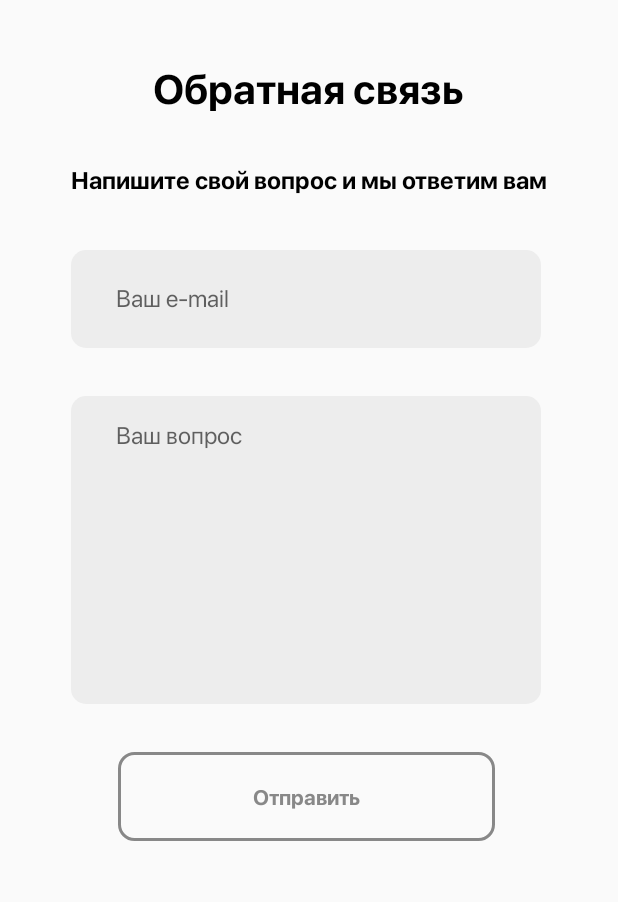
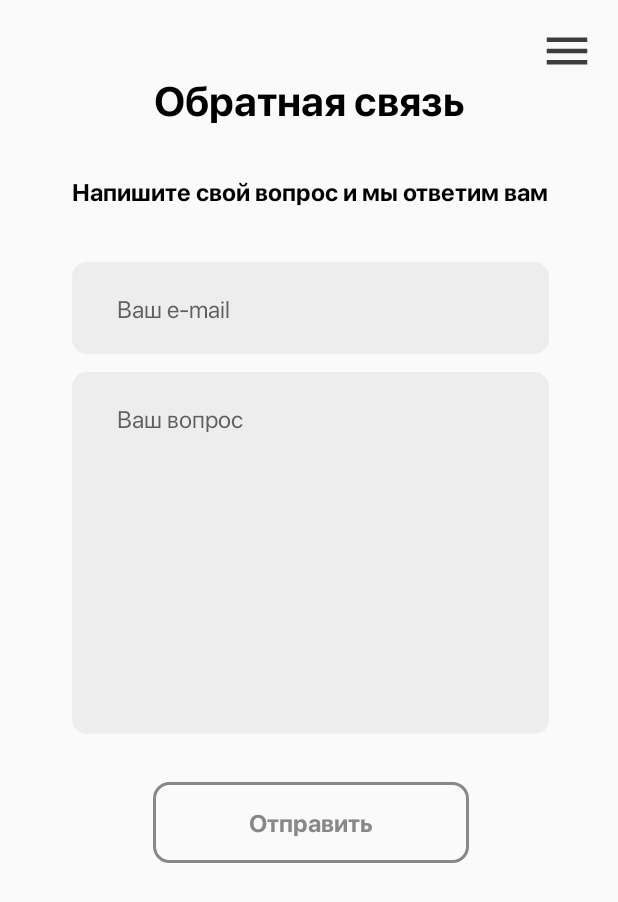
Before and after one commit to Sane4ekaye/Zodiac, an Android app: the FeedBack screen opened directly, with no data from a screen before it, on a phone screen of 412 x 824 dp. Shown: the top 902 px of the screen. Run offline under Robolectric (Android 15) with nearby library versions, the phone set to English and light mode, and no system bars; network calls fail.

Commit message:
епта почти готово

```diff
--- a/app/src/main/java/com/example/horoscopes/FeedBack.kt
+++ b/app/src/main/java/com/example/horoscopes/FeedBack.kt
@@ -4,6 +4,7 @@ import androidx.appcompat.app.AppCompatActivity
 import android.os.Bundle
 import android.text.Editable
 import android.text.TextWatcher
+import android.view.View
 import android.widget.EditText
 import android.widget.Toast
 import androidx.core.widget.addTextChangedListener
@@ -48,4 +49,6 @@ class FeedBack : AppCompatActivity() {
             }
         })
     }
+
+    fun openMenu(view: View) {}
 }
--- a/app/src/main/res/layout/activity_feed_back.xml
+++ b/app/src/main/res/layout/activity_feed_back.xml
@@ -6,17 +6,28 @@
     android:layout_height="match_parent"
     tools:context=".FeedBack">
 
+    <ImageView
+        android:id="@+id/btnMenu2"
+        android:layout_width="36dp"
+        android:layout_height="36dp"
+        android:layout_gravity="right"
+        android:layout_marginTop="16dp"
+        android:layout_marginEnd="16dp"
+        android:onClick="openMenu"
+        app:layout_constraintEnd_toEndOf="parent"
+        app:layout_constraintTop_toTopOf="parent"
+        app:srcCompat="@drawable/ic_menu_black" />
+
     <TextView
         android:id="@+id/FBTextHeader"
         android:layout_width="wrap_content"
         android:layout_height="wrap_content"
-        android:layout_marginTop="40dp"
+        android:layout_marginTop="48dp"
         android:fontFamily="@font/sfprodisplay_bold"
         android:text="Обратная связь"
         android:textColor="#000000"
         android:textSize="27sp"
         app:layout_constraintEnd_toEndOf="parent"
-        app:layout_constraintHorizontal_bias="0.498"
         app:layout_constraintStart_toStartOf="parent"
         app:layout_constraintTop_toTopOf="parent" />
 
@@ -36,14 +47,16 @@
 
     <EditText
         android:id="@+id/editTextEmail"
-        android:layout_width="313dp"
-        android:layout_height="65dp"
+        android:layout_width="0dp"
+        android:layout_height="wrap_content"
         android:layout_marginTop="36dp"
         android:background="@drawable/edit_text_email"
         android:ems="10"
         android:fontFamily="@font/sfprodisplay_regular"
         android:hint="Ваш e-mail"
         android:inputType="textEmailAddress"
+        android:paddingTop="20dp"
+        android:paddingBottom="20dp"
         android:textSize="16sp"
         app:layout_constraintEnd_toEndOf="@+id/FBTextMain"
         app:layout_constraintHorizontal_bias="0.0"
@@ -52,15 +65,17 @@
 
     <EditText
         android:id="@+id/editTextQuestion"
-        android:layout_width="313dp"
-        android:layout_height="205dp"
-        android:layout_marginTop="32dp"
+        android:layout_width="0dp"
+        android:layout_height="wrap_content"
+        android:layout_marginTop="12dp"
         android:background="@drawable/edit_text_question"
         android:ems="10"
         android:fontFamily="@font/sfprodisplay_regular"
         android:gravity="start|top"
         android:hint="Ваш вопрос"
         android:inputType="textMultiLine"
+        android:paddingTop="20dp"
+        android:paddingBottom="200dp"
         android:textSize="16sp"
         app:layout_constraintEnd_toEndOf="@+id/editTextEmail"
         app:layout_constraintHorizontal_bias="0.0"
@@ -70,13 +85,18 @@
     <Button
         android:id="@+id/buttonSend"
         style="@android:style/Widget.Button"
-        android:layout_width="251dp"
-        android:layout_height="59dp"
+        android:layout_width="wrap_content"
+        android:layout_height="wrap_content"
         android:layout_marginTop="32dp"
         android:background="@drawable/button_feedback_1"
         android:fontFamily="@font/sfprodisplay_bold"
+        android:paddingLeft="64dp"
+        android:paddingTop="16dp"
+        android:paddingRight="64dp"
+        android:paddingBottom="16dp"
         android:text="Отправить"
         android:textColor="#888888"
+        android:textSize="16sp"
         app:layout_constraintEnd_toEndOf="@+id/editTextQuestion"
         app:layout_constraintStart_toStartOf="@+id/editTextQuestion"
         app:layout_constraintTop_toBottomOf="@+id/editTextQuestion" />
--- a/app/src/main/res/layout/layout_navigation_header.xml
+++ b/app/src/main/res/layout/layout_navigation_header.xml
@@ -69,7 +69,7 @@
 
     <ImageView
         android:id="@+id/imageView7"
-        android:layout_width="330dp"
+        android:layout_width="0dp"
         android:layout_height="1dp"
         android:layout_marginTop="5dp"
         app:layout_constraintEnd_toEndOf="@+id/constraintLayout"
@@ -79,7 +79,7 @@
 
     <ImageView
         android:id="@+id/imageView9"
-        android:layout_width="330dp"
+        android:layout_width="0dp"
         android:layout_height="1dp"
         android:layout_marginTop="5dp"
         app:layout_constraintEnd_toEndOf="@+id/constraintLayout"
```
Also changed, not shown: app/src/main/java/com/example/horoscopes/MainActivity.kt (+46 -58 lines), app/src/main/res/layout/activity_main.xml (+7 -5 lines), app/src/main/res/layout/layout_toast.xml (+6 -6 lines).
